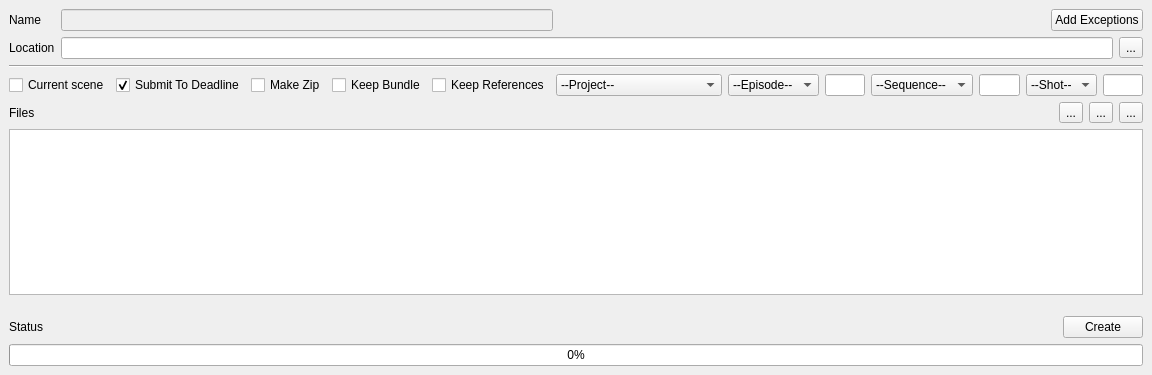
The window that ui/bundle.ui (iceanimations/SceneBundle) describes before a commit, drawn with Qt 5.
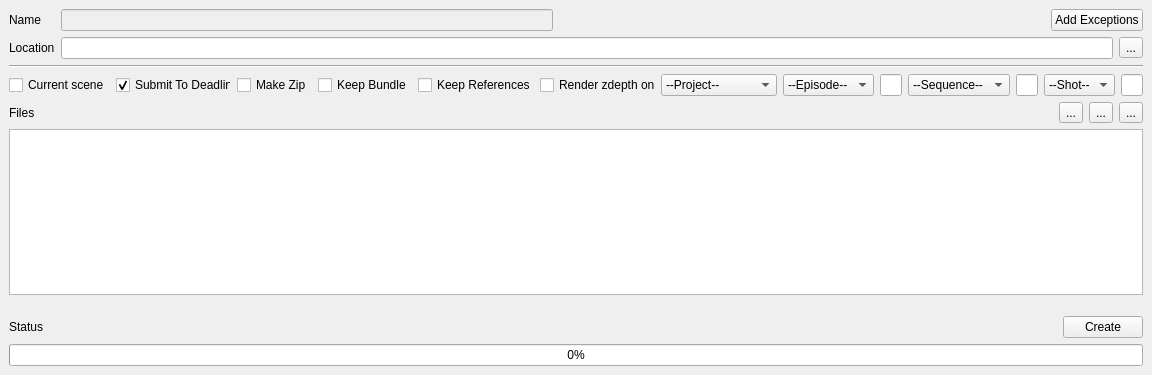
The same window after the commit.

Commit message: Zdepth only option added

```diff
--- a/ui/bundle.ui
+++ b/ui/bundle.ui
@@ -173,6 +173,13 @@
         </property>
        </widget>
       </item>
+      <item>
+       <widget class="QCheckBox" name="zdepthButton">
+        <property name="text">
+         <string>Render zdepth only</string>
+        </property>
+       </widget>
+      </item>
       <item>
        <widget class="QComboBox" name="projectBox">
         <property name="currentIndex">
```
Left out of the diff: 20 changed lines with no effect on the pictures. The commit also changes 3 other files.
